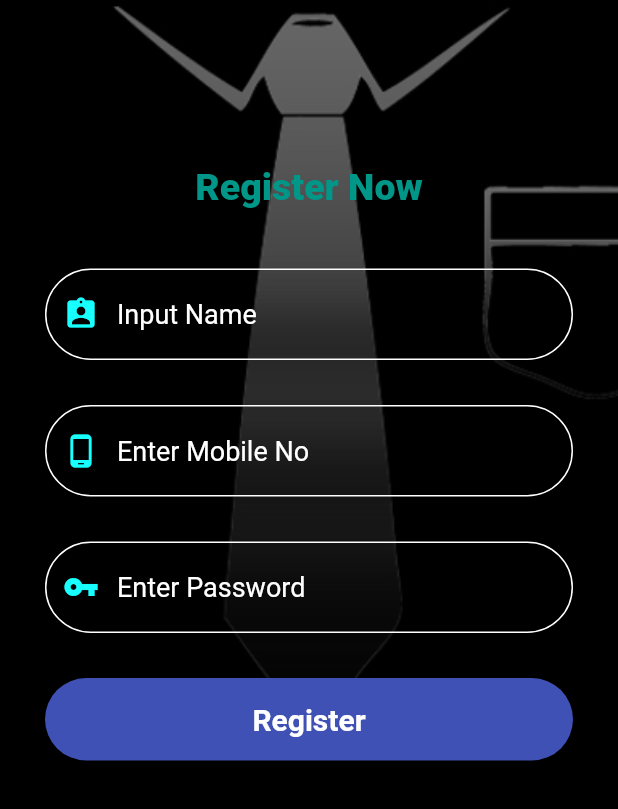
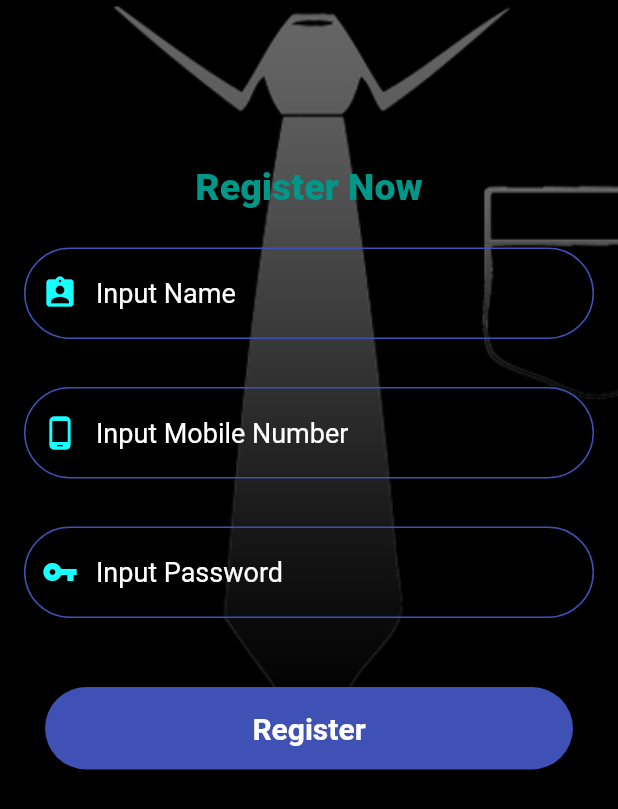
Before and after one commit to jahidRatul/BusinessPlanner, a Flutter app: the RegisterScreen screen opened by its route, on a phone screen of 412 x 824 dp. Shown: the top 809 px of the screen. Run offline on Flutter 3.47's test engine with Material 2 defaults, Android fonts, the phone set to English and light mode, and no system bars; our stand-ins replace shared_preferences; accounts and stored records are empty.

```diff
--- a/lib/homeScreen.dart
+++ b/lib/homeScreen.dart
@@ -24,9 +24,9 @@ class _HomeScreenState extends State<HomeScreen> {
     String nameValue = localStorage.getString('userName');
     int uidValue = localStorage.getInt('uId');
 
-    print(keyValue);
-    print(nameValue);
-    print(uidValue);
+    print('keyVal ->' + keyValue);
+    print('nameVal ->' + nameValue);
+    print('accId ->' + uidValue.toString());
   }
 
   @override
--- a/lib/registerScreen.dart
+++ b/lib/registerScreen.dart
@@ -1,6 +1,7 @@
+import 'dart:convert';
+import 'package:http/http.dart' as http;
 import 'package:bussinesscounter/welcomeScreen.dart';
 import 'package:flutter/material.dart';
-
 
 class RegisterScreen extends StatefulWidget {
   static String id = 'register';
@@ -10,6 +11,21 @@ class RegisterScreen extends StatefulWidget {
 
 class _RegisterScreenState extends State<RegisterScreen> {
   bool _isLoading = false;
+  TextEditingController mobileController = TextEditingController();
+  TextEditingController passwordController = TextEditingController();
+  TextEditingController nameController = TextEditingController();
+
+  final _formKey = GlobalKey<FormState>();
+  String messageValidation = '';
+
+  @override
+  void dispose() {
+    mobileController.dispose();
+    passwordController.dispose();
+    nameController.dispose();
+    super.dispose();
+  }
+
   @override
   Widget build(BuildContext context) {
     return Scaffold(
@@ -24,7 +40,9 @@ class _RegisterScreenState extends State<RegisterScreen> {
                 ),
               ),
             ),
-            ListView(
+            Form(
+              key: _formKey,
+              child: ListView(
                 children: <Widget>[
                   SizedBox(
                     height: 100,
@@ -40,18 +58,17 @@ class _RegisterScreenState extends State<RegisterScreen> {
                           color: Colors.teal),
                     ),
                   ),
-                Card(
-                  color: Colors.transparent,
-                  margin: EdgeInsets.only(left: 30, top: 30, right: 30),
-                  elevation: 10,
-                  shape: RoundedRectangleBorder(
-                    side: BorderSide(color: Colors.white),
-                    borderRadius: BorderRadius.all(
-                      Radius.circular(40),
-                    ),
-                  ),
-                  child: TextField(
-                    keyboardType: TextInputType.phone,
+                  Padding(
+                    padding: EdgeInsets.all(16.0),
+                    child: TextFormField(
+                      controller: nameController,
+                      validator: (value) {
+                        if (value.isEmpty) {
+                          return 'Name cannot be empty';
+                        }
+                        return null;
+                      },
+                      keyboardType: TextInputType.text,
                       style: TextStyle(fontSize: 18.0, color: Colors.white),
                       cursorColor: Color(0xFF9b9b9b),
                       decoration: InputDecoration(
@@ -61,27 +78,29 @@ class _RegisterScreenState extends State<RegisterScreen> {
                         ),
                         hintText: 'Input Name',
                         hintStyle: TextStyle(color: Colors.white),
-                      border: OutlineInputBorder(
+                        enabledBorder: OutlineInputBorder(
+                          borderSide: BorderSide(color: Colors.indigo),
                           borderRadius: BorderRadius.all(Radius.circular(40)),
                         ),
                         focusedBorder: OutlineInputBorder(
                           borderSide: BorderSide(color: Colors.white),
-                        borderRadius: BorderRadius.all(Radius.circular(40)),
+                          borderRadius: BorderRadius.all(
+                            Radius.circular(40),
                           ),
                         ),
                       ),
                     ),
-                Card(
-                  color: Colors.transparent,
-                  margin: EdgeInsets.only(left: 30, top: 30, right: 30),
-                  elevation: 10,
-                  shape: RoundedRectangleBorder(
-                    side: BorderSide(color: Colors.white),
-                    borderRadius: BorderRadius.all(
-                      Radius.circular(40),
                   ),
-                  ),
-                  child: TextField(
+                  Padding(
+                    padding: EdgeInsets.all(16.0),
+                    child: TextFormField(
+                      controller: mobileController,
+                      validator: (value) {
+                        if (value.isEmpty) {
+                          return 'Number cannot be empty';
+                        }
+                        return null;
+                      },
                       keyboardType: TextInputType.phone,
                       style: TextStyle(fontSize: 18.0, color: Colors.white),
                       cursorColor: Color(0xFF9b9b9b),
@@ -90,36 +109,39 @@ class _RegisterScreenState extends State<RegisterScreen> {
                           Icons.phone_android,
                           color: Colors.cyanAccent,
                         ),
-                      hintText: 'Enter Mobile No',
+                        hintText: 'Input Mobile Number',
                         hintStyle: TextStyle(color: Colors.white),
-                      border: OutlineInputBorder(
+                        enabledBorder: OutlineInputBorder(
+                          borderSide: BorderSide(color: Colors.indigo),
                           borderRadius: BorderRadius.all(Radius.circular(40)),
                         ),
                         focusedBorder: OutlineInputBorder(
                           borderSide: BorderSide(color: Colors.white),
-                        borderRadius: BorderRadius.all(Radius.circular(40)),
+                          borderRadius: BorderRadius.all(
+                            Radius.circular(40),
                           ),
                         ),
                       ),
                     ),
-                Card(
-                  color: Colors.transparent,
-                  margin: EdgeInsets.only(left: 30, top: 30, right: 30),
-                  elevation: 10,
-                  shape: RoundedRectangleBorder(
-                    side: BorderSide(color: Colors.white),
-                    borderRadius: BorderRadius.all(
-                      Radius.circular(40),
                   ),
-                  ),
-                  child: TextField(
+                  Padding(
+                    padding: EdgeInsets.all(16.0),
+                    child: TextFormField(
+                      controller: passwordController,
+                      validator: (value) {
+                        if (value.isEmpty) return 'Password cannot be empty';
+                        return null;
+                      },
+                      obscureText: true,
                       style: TextStyle(fontSize: 18.0, color: Colors.white),
                       cursorColor: Color(0xFF9b9b9b),
                       decoration: InputDecoration(
-                      prefixIcon: Icon(Icons.vpn_key, color: Colors.cyanAccent),
-                      hintText: 'Enter Password',
+                        prefixIcon:
+                            Icon(Icons.vpn_key, color: Colors.cyanAccent),
+                        hintText: 'Input Password',
                         hintStyle: TextStyle(color: Colors.white),
-                      border: OutlineInputBorder(
+                        enabledBorder: OutlineInputBorder(
+                          borderSide: BorderSide(color: Colors.indigo),
                           borderRadius: BorderRadius.all(Radius.circular(40)),
                         ),
                         focusedBorder: OutlineInputBorder(
@@ -138,7 +160,7 @@ class _RegisterScreenState extends State<RegisterScreen> {
                       padding: const EdgeInsets.symmetric(vertical: 16),
                       shape: const RoundedRectangleBorder(
                           borderRadius: BorderRadius.all(Radius.circular(40))),
-                    onPressed: _isLoading ? null : _login,
+                      onPressed: _register,
                       child: Text(
                         _isLoading ? 'Updating...' : 'Register',
                         style: TextStyle(
@@ -151,13 +173,42 @@ class _RegisterScreenState extends State<RegisterScreen> {
                   ),
                 ],
               ),
+            ),
           ],
         ),
       ),
     );
   }
 
-  void _login() async {
+  void _register() async {
+    // form key is for validator in textformfield
+    if (_formKey.currentState.validate()) {
+      setState(() {
+        messageValidation = '';
+        _isLoading = true;
+      });
+
+      final url = 'http://10.0.2.2:5000/api/users/register';
+
+      Map data = {
+        'name': nameController.text,
+        'mobileno': mobileController.text,
+        'password': passwordController.text
+      };
+      //encode Map to JSON
+      var bodyValue = json.encode(data);
+
+      http.Response response = await http.post(url,
+          headers: {"Content-Type": "application/json"}, body: bodyValue);
+
+      print(response.body);
+      Map<String, dynamic> user = jsonDecode(response.body);
+      print("success msg -> " + user['message']);
+
       Navigator.pushNamed(context, WelcomeScreen.id);
+      setState(() {
+        _isLoading = false;
+      });
     }
   }
+}
```
Also changed, not shown: lib/officeScreen.dart (+24 -1 lines). Lines whose indentation alone changed are shown as unchanged.
